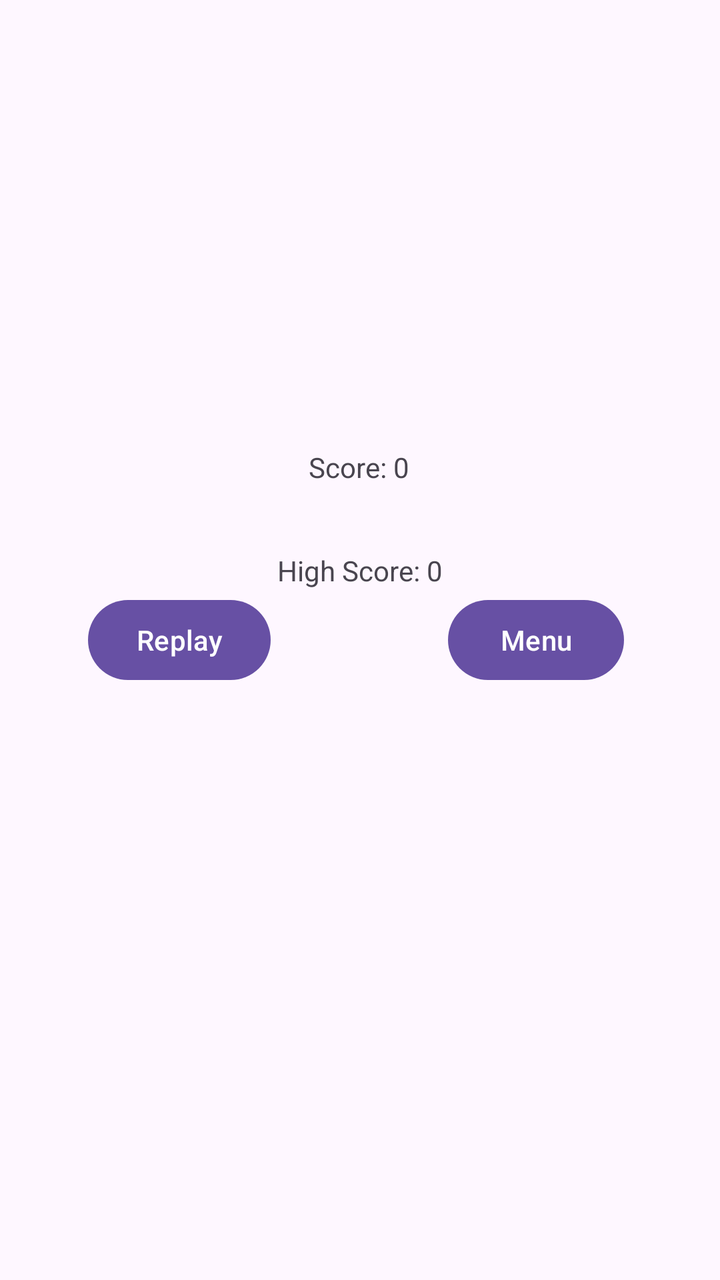
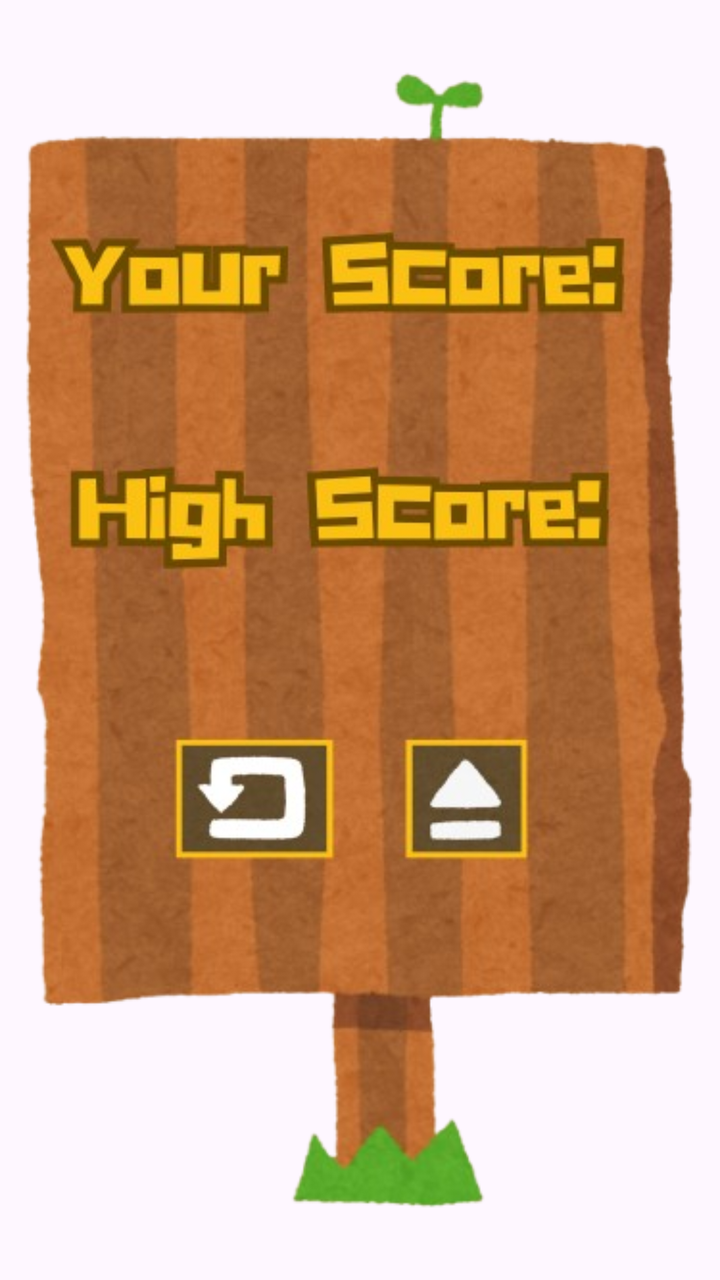

Two renders of the same Android screen: before a commit and after it. Below are the layout's source before the change and the commit's diff.
<!-- AndroidManifest.xml: application theme Theme.FinalExer4 -->
<!-- res/layout/fragment_game_over.xml -->
<?xml version="1.0" encoding="utf-8"?>
<FrameLayout xmlns:android="http://schemas.android.com/apk/res/android"
    xmlns:app="http://schemas.android.com/apk/res-auto"
    xmlns:tools="http://schemas.android.com/tools"
    android:layout_width="match_parent"
    android:layout_height="match_parent"
    tools:context=".GameOverFragment">

    <androidx.constraintlayout.widget.ConstraintLayout
        android:layout_width="match_parent"
        android:layout_height="match_parent">

        <TextView
            android:id="@+id/textView3"
            android:layout_width="wrap_content"
            android:layout_height="wrap_content"
            android:layout_marginTop="32dp"
            android:text="High Score: 0"
            app:layout_constraintBottom_toBottomOf="parent"
            app:layout_constraintEnd_toEndOf="parent"
            app:layout_constraintStart_toStartOf="parent"
            app:layout_constraintTop_toBottomOf="@+id/textView4"
            app:layout_constraintVertical_bias="0.002" />

        <TextView
            android:id="@+id/textView4"
            android:layout_width="wrap_content"
            android:layout_height="wrap_content"
            android:layout_marginTop="224dp"
            android:text="Score: 0"
            app:layout_constraintEnd_toEndOf="parent"
            app:layout_constraintHorizontal_bias="0.498"
            app:layout_constraintStart_toStartOf="parent"
            app:layout_constraintTop_toTopOf="parent" />

        <Button
            android:id="@+id/btn_replay"
            android:layout_width="wrap_content"
            android:layout_height="wrap_content"
            android:layout_marginStart="44dp"
            android:text="Replay"
            app:layout_constraintBottom_toBottomOf="parent"
            app:layout_constraintStart_toStartOf="parent"
            app:layout_constraintTop_toTopOf="parent" />

        <Button
            android:id="@+id/btn_menu"
            android:layout_width="wrap_content"
            android:layout_height="wrap_content"
            android:layout_marginEnd="48dp"
            android:text="Menu"
            app:layout_constraintBottom_toBottomOf="parent"
            app:layout_constraintEnd_toEndOf="parent"
            app:layout_constraintHorizontal_bias="1.0"
            app:layout_constraintStart_toEndOf="@+id/btn_replay"
            app:layout_constraintTop_toTopOf="parent" />
    </androidx.constraintlayout.widget.ConstraintLayout>
</FrameLayout>
<!-- resources referenced by this layout -->
<resources>
  <style name="Theme.FinalExer4" parent="Base.Theme.FinalExer4" />
  <style name="Base.Theme.FinalExer4" parent="Theme.Material3.DayNight.NoActionBar">
          
          
      </style>
</resources>

<!-- the commit's change to res/layout/fragment_game_over.xml (unified diff, before → after) -->
@@ -8,50 +8,58 @@
 
     <androidx.constraintlayout.widget.ConstraintLayout
         android:layout_width="match_parent"
-        android:layout_height="match_parent">
+        android:layout_height="match_parent"
+        android:background="@drawable/score">
 
         <TextView
             android:id="@+id/textView3"
             android:layout_width="wrap_content"
             android:layout_height="wrap_content"
             android:layout_marginTop="32dp"
-            android:text="High Score: 0"
+            android:textColor="@android:color/holo_orange_light"
+            android:textSize="34sp"
             app:layout_constraintBottom_toBottomOf="parent"
             app:layout_constraintEnd_toEndOf="parent"
+            app:layout_constraintHorizontal_bias="0.498"
             app:layout_constraintStart_toStartOf="parent"
             app:layout_constraintTop_toBottomOf="@+id/textView4"
-            app:layout_constraintVertical_bias="0.002" />
+            app:layout_constraintVertical_bias="0.145" />
 
         <TextView
             android:id="@+id/textView4"
             android:layout_width="wrap_content"
             android:layout_height="wrap_content"
-            android:layout_marginTop="224dp"
-            android:text="Score: 0"
+            android:layout_marginTop="196dp"
+            android:textColor="@android:color/holo_orange_light"
+            android:textSize="34sp"
             app:layout_constraintEnd_toEndOf="parent"
-            app:layout_constraintHorizontal_bias="0.498"
+            app:layout_constraintHorizontal_bias="0.501"
             app:layout_constraintStart_toStartOf="parent"
             app:layout_constraintTop_toTopOf="parent" />
 
         <Button
             android:id="@+id/btn_replay"
-            android:layout_width="wrap_content"
-            android:layout_height="wrap_content"
-            android:layout_marginStart="44dp"
-            android:text="Replay"
+            android:layout_width="82dp"
+            android:layout_height="59dp"
+            android:layout_marginStart="101dp"
+            android:layout_marginTop="429dp"
+            android:layout_marginBottom="243dp"
+            android:background="@android:color/transparent"
             app:layout_constraintBottom_toBottomOf="parent"
             app:layout_constraintStart_toStartOf="parent"
             app:layout_constraintTop_toTopOf="parent" />
 
         <Button
             android:id="@+id/btn_menu"
-            android:layout_width="wrap_content"
-            android:layout_height="wrap_content"
-            android:layout_marginEnd="48dp"
-            android:text="Menu"
+            android:layout_width="62dp"
+            android:layout_height="58dp"
+            android:layout_marginStart="47dp"
+            android:layout_marginTop="428dp"
+            android:layout_marginEnd="114dp"
+            android:layout_marginBottom="245dp"
+            android:background="@android:color/transparent"
             app:layout_constraintBottom_toBottomOf="parent"
             app:layout_constraintEnd_toEndOf="parent"
-            app:layout_constraintHorizontal_bias="1.0"
             app:layout_constraintStart_toEndOf="@+id/btn_replay"
             app:layout_constraintTop_toTopOf="parent" />
     </androidx.constraintlayout.widget.ConstraintLayout>
<!-- resource entries referenced after the edit -->
@@ -1,5 +1,6 @@
 <!-- resources referenced by this layout -->
 <resources>
+  <!-- drawable score: png bitmap (drawable, 277729 bytes) -->
   <style name="Theme.FinalExer4" parent="Base.Theme.FinalExer4" />
   <style name="Base.Theme.FinalExer4" parent="Theme.Material3.DayNight.NoActionBar">
           
